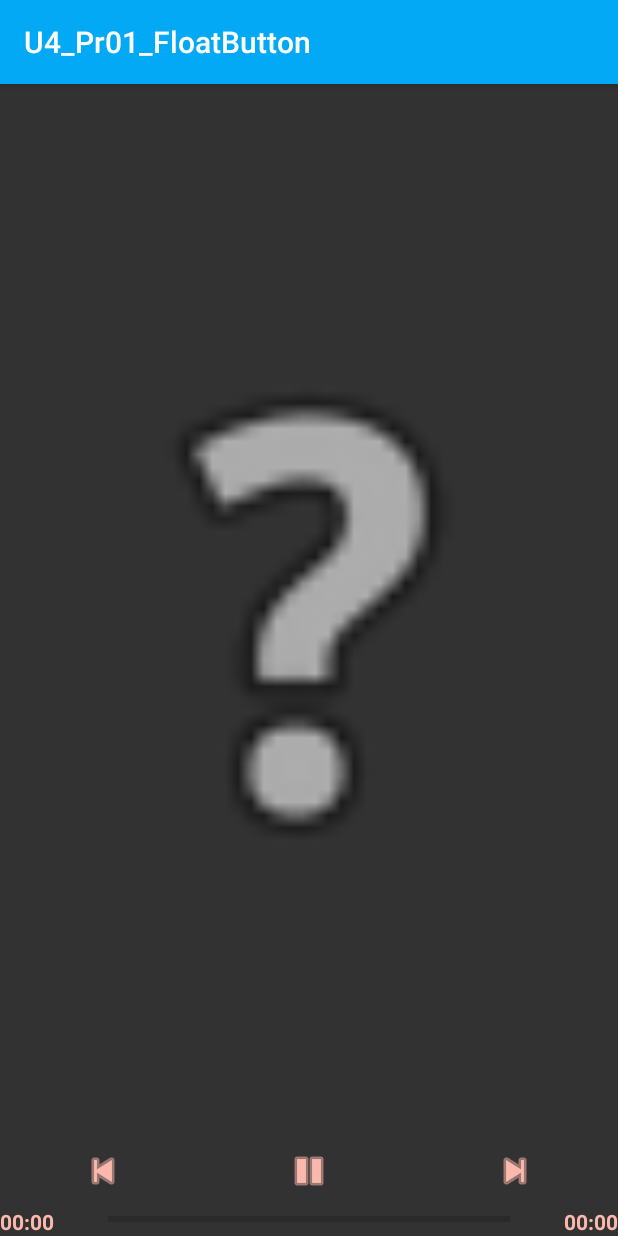
After one commit to DarkMarksDoe/U4_Pr01_FloatButton, an Android app: the Activity_Music_Player screen opened directly, with no data from a screen before it, on a phone screen of 412 x 824 dp. The commit adds this screen. Run offline under Robolectric (Android 15) with nearby library versions, the phone set to English and light mode, and no system bars.

Commit message:
MP3 player working

```diff
--- a/app/src/main/AndroidManifest.xml
+++ b/app/src/main/AndroidManifest.xml
@@ -1,7 +1,6 @@
 <?xml version="1.0" encoding="utf-8"?>
 <manifest xmlns:android="http://schemas.android.com/apk/res/android"
     package="com.mrk2.u4_pr01_floatbutton">
-
     <!--
          The ACCESS_COARSE/FINE_LOCATION permissions are not required to use
          Google Maps Android API v2, but you must specify either coarse or fine
@@ -13,7 +12,6 @@
     <uses-permission android:name="android.permission.ACCESS_COARSE_LOCATION" />
     <uses-permission android:name="android.permission.READ_EXTERNAL_STORAGE" />
 
-
     <application
         android:allowBackup="true"
         android:icon="@drawable/servicio"
@@ -21,7 +19,7 @@
         android:roundIcon="@mipmap/ic_launcher_round"
         android:supportsRtl="true"
         android:theme="@style/AppTheme">
-
+        <activity android:name=".Activity_Music_Player"></activity>
         <!--
              The API key for Google Maps-based APIs is defined as a string resource.
              (See the file "res/values/google_maps_api.xml").
@@ -36,7 +34,7 @@
 
         <activity
             android:name=".MapsActivity"
-            android:label="@string/title_activity_maps"></activity>
+            android:label="@string/title_activity_maps" />
         <activity android:name=".ActivityThingsPlayer" />
         <activity android:name=".ActivityMap" />
         <activity android:name=".ActivityProx" />
--- /dev/null
+++ b/app/src/main/java/com/mrk2/u4_pr01_floatbutton/Activity_Music_Player.java
@@ -0,0 +1,186 @@
+package com.mrk2.u4_pr01_floatbutton;
+
+import androidx.appcompat.app.AppCompatActivity;
+
+import android.media.AudioManager;
+import android.media.MediaPlayer;
+import android.os.Bundle;
+import android.os.Environment;
+import android.view.View;
+import android.widget.ImageButton;
+import android.widget.ImageView;
+import android.widget.ProgressBar;
+import android.widget.TextView;
+import android.widget.Toast;
+
+import java.io.File;
+import java.io.FilenameFilter;
+import java.util.concurrent.TimeUnit;
+
+public class Activity_Music_Player extends AppCompatActivity {
+
+    ImageButton next, preview, play;
+    ProgressBar musicBar;
+    TextView start, end;
+    ImageView album;
+
+    private File audioFiles;
+    private File[] audioList;
+    private MediaPlayer medPlay;
+    int x = 0;
+
+
+    @Override
+    protected void onCreate(Bundle savedInstanceState) {
+        super.onCreate(savedInstanceState);
+        setContentView(R.layout.activity__music__player);
+        controls();
+        music();
+        events();
+    }
+
+    @Override
+    protected void onStart() {
+        super.onStart();
+        if(medPlay!=null){
+            if (!medPlay.isPlaying()){
+                medPlay.start();
+                medPlay.setLooping(true);
+            }
+        }
+
+    }
+
+    @Override
+    protected void onStop() {
+        super.onStop();
+        if (medPlay.isPlaying()){
+            medPlay.stop();
+            try {
+                medPlay.prepare();
+            }catch (Exception e){
+                Toast.makeText(this, e.getMessage(), Toast.LENGTH_SHORT).show();
+            }
+
+        }
+    }
+
+    @Override
+    protected void onPause() {
+        super.onPause();
+        if (medPlay.isPlaying()){
+            medPlay.pause();
+        }
+    }
+
+    private void music() {
+        try {
+            FilenameFilter musicFilter = new FilenameFilter() {
+                @Override
+                public boolean accept(File file, String nomFile) {
+                    if (nomFile.endsWith(".mp3")) {
+                        return true;
+                    } else {
+                        return false;
+                    }
+                }
+            };
+            if (Environment.getExternalStorageState().equals(Environment.MEDIA_MOUNTED)) {
+                audioFiles = new File(Environment.getExternalStorageDirectory() + File.separator + "Music/Audios");
+                if (audioFiles.isDirectory()) {
+                    audioList = audioFiles.listFiles(musicFilter);
+                } else {
+                    Toast.makeText(this, "Is not a directory", Toast.LENGTH_SHORT).show();
+                }
+            }
+        } catch (Exception e) {
+            Toast.makeText(this, e.getMessage(), Toast.LENGTH_SHORT).show();
+        }
+    }
+    private void updatePlayer(int currentDuration){
+        //End Text
+        long min = TimeUnit.MILLISECONDS.toMinutes(currentDuration);
+        long sec = TimeUnit.MILLISECONDS.toSeconds(currentDuration-TimeUnit.MINUTES.toMillis(currentDuration));
+        end.setText(min+":"+sec);
+    }
+    private void events() {
+
+        //Play button
+        play.setOnClickListener(new View.OnClickListener() {
+            @Override
+
+            public void onClick(View v) {
+                try {
+                    if (medPlay != null) {
+                        //First Time
+                        playing();
+
+                    }
+                    {
+                        pausePlay();
+                    }
+                } catch (Exception e) {
+                    Toast.makeText(Activity_Music_Player.this, e.getMessage(), Toast.LENGTH_SHORT).show();
+                }
+            }
+        });
+
+        //Next button
+        next.setOnClickListener(new View.OnClickListener() {
+            @Override
+            public void onClick(View v) {
+                x++;
+                if (x == audioList.length) {
+                    x = 0;
+                }
+                playing();
+            }
+        });
+
+        //Preview button
+        preview.setOnClickListener(new View.OnClickListener() {
+            @Override
+            public void onClick(View v) {
+                x--;
+                if (x < 0) {
+                    x = audioList.length - 1;
+                }
+                playing();
+            }
+        });
+
+
+    }
+
+    private void pausePlay() {
+
+    }
+
+    private void playing() {
+        try {
+            if (medPlay != null) {
+                medPlay.release();
+            }
+            medPlay = new MediaPlayer();
+            medPlay.setAudioStreamType(AudioManager.STREAM_MUSIC);
+            medPlay.setDataSource(audioList[x].getPath());
+            medPlay.prepare();
+            updatePlayer(medPlay.getDuration());
+            medPlay.seekTo(0);
+
+            medPlay.start();
+        } catch (Exception e) {
+            Toast.makeText(this, e.getMessage(), Toast.LENGTH_SHORT).show();
+        }
+    }
+
+    private void controls() {
+        next = findViewById(R.id.next_song);
+        preview = findViewById(R.id.preview_song);
+        play = findViewById(R.id.play_song);
+        musicBar = findViewById(R.id.size_audio);
+        start = findViewById(R.id.textIn);
+        end = findViewById(R.id.textOut);
+        album = findViewById(R.id.image_Album);
+    }
+}
--- a/app/src/main/java/com/mrk2/u4_pr01_floatbutton/MainActivity.java
+++ b/app/src/main/java/com/mrk2/u4_pr01_floatbutton/MainActivity.java
@@ -75,8 +75,10 @@ public class MainActivity extends AppCompatActivity {
             }else if(id == R.id.me_thingsPlayer) {
                 Intent intentVid = new Intent(MainActivity.this, ActivityThingsPlayer.class);
                 startActivity(intentVid);
+            }else if(id == R.id.me_player_mp3) {
+                Intent intentVid = new Intent(MainActivity.this, Activity_Music_Player.class);
+                startActivity(intentVid);
             }
-
 
             }catch (Exception e){
             Toast.makeText(this, e.getMessage(), Toast.LENGTH_SHORT).show();
--- a/app/src/main/java/com/mrk2/u4_pr01_floatbutton/media_player.java
+++ b/app/src/main/java/com/mrk2/u4_pr01_floatbutton/media_player.java
@@ -24,7 +24,6 @@ public class media_player extends AppCompatActivity {
         setContentView(R.layout.activity_media_player);
         try {
             medPlay = MediaPlayer.create(getApplicationContext(),R.raw.a1);
-
             cargarControles();
             cargarEventos();
         }catch (Exception e){
--- /dev/null
+++ b/app/src/main/res/layout/activity__music__player.xml
@@ -0,0 +1,108 @@
+<?xml version="1.0" encoding="utf-8"?>
+<androidx.constraintlayout.widget.ConstraintLayout xmlns:android="http://schemas.android.com/apk/res/android"
+    xmlns:app="http://schemas.android.com/apk/res-auto"
+    xmlns:tools="http://schemas.android.com/tools"
+    android:layout_width="match_parent"
+    android:layout_height="match_parent"
+    android:background="#CC000000"
+    tools:context=".Activity_Music_Player">
+
+
+    <ImageView
+        android:id="@+id/image_Album"
+        android:layout_width="0dp"
+        android:layout_height="0dp"
+        app:layout_constraintBottom_toTopOf="@+id/linearLayout"
+        app:layout_constraintEnd_toEndOf="parent"
+        app:layout_constraintStart_toStartOf="parent"
+        app:layout_constraintTop_toTopOf="parent"
+        app:srcCompat="@android:drawable/ic_menu_help" />
+
+    <LinearLayout
+        android:id="@+id/linearLayout"
+        android:layout_width="match_parent"
+        android:layout_height="wrap_content"
+        android:layout_weight="10"
+        android:orientation="vertical"
+        app:layout_constraintBottom_toBottomOf="parent"
+        app:layout_constraintEnd_toEndOf="parent"
+        app:layout_constraintStart_toStartOf="parent">
+
+
+        <LinearLayout
+            android:layout_width="match_parent"
+            android:layout_height="wrap_content"
+            android:layout_marginBottom="8dp"
+            android:layout_weight="3"
+            android:gravity="center"
+            android:orientation="horizontal">
+
+            <ImageButton
+                android:id="@+id/preview_song"
+                android:layout_width="match_parent"
+                android:layout_height="wrap_content"
+                android:layout_weight="1"
+                android:background="@null"
+                android:src="@android:drawable/ic_media_previous"
+                android:tint="#FBB8AC" />
+
+            <ImageButton
+                android:id="@+id/play_song"
+                android:layout_width="match_parent"
+                android:layout_height="wrap_content"
+                android:layout_weight="1"
+                android:background="@null"
+                android:src="@android:drawable/ic_media_pause"
+                android:tint="#FBB8AC"
+                tools:src="@android:drawable/ic_media_play" />
+
+            <ImageButton
+                android:id="@+id/next_song"
+                android:layout_width="match_parent"
+                android:layout_height="wrap_content"
+                android:layout_weight="1"
+                android:background="@null"
+                android:src="@android:drawable/ic_media_next"
+                android:tint="#FBB8AC" />
+
+        </LinearLayout>
+
+        <LinearLayout
+            android:layout_width="match_parent"
+            android:layout_height="wrap_content"
+            android:layout_weight="2"
+            android:weightSum="12">
+
+            <TextView
+                android:layout_weight="1"
+                android:id="@+id/textIn"
+                android:layout_width="50dp"
+                android:layout_height="match_parent"
+                android:text="00:00"
+                android:textColor="#FBB8AC"
+                android:textSize="14sp"
+                android:textStyle="bold" />
+
+            <ProgressBar
+                android:layout_weight="10"
+                android:id="@+id/size_audio"
+                style="?android:attr/progressBarStyleHorizontal"
+                android:layout_width="wrap_content"
+                android:layout_height="wrap_content" />
+
+            <TextView
+                android:layout_weight="1"
+                android:textAlignment="textEnd"
+                android:id="@+id/textOut"
+                android:layout_width="50dp"
+                android:layout_height="wrap_content"
+                android:text="00:00"
+                android:textColor="#FBB8AC"
+                android:textSize="14sp"
+                android:textStyle="bold" />
+        </LinearLayout>
+
+    </LinearLayout>
+
+
+</androidx.constraintlayout.widget.ConstraintLayout>
--- a/app/src/main/res/values/colors.xml
+++ b/app/src/main/res/values/colors.xml
@@ -3,4 +3,7 @@
     <color name="colorPrimary">#03A9F4</color>
     <color name="colorPrimaryDark">#3F51B5</color>
     <color name="colorAccent">#D629E0</color>
+    <color name="loginPageBackgroundColor">#FFFFFF</color>
+    <color name="productGridBackgroundColor">#FFFBFA</color>
+    <color name="textInputOutlineColor">#FBB8AC</color>
 </resources>
```
Also changed, not shown: app/src/main/res/menu/menu_main.xml (+11 -1 lines).
